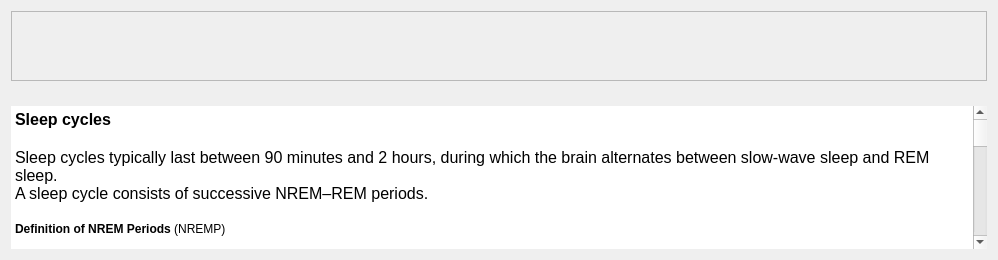
Old version of the form tools/CEAMSTools/SleepCycleExport/SleepCycleDoc/Ui_SleepCycleDoc.ui in the repository SnoozToolbox/snooz-package-ceams.
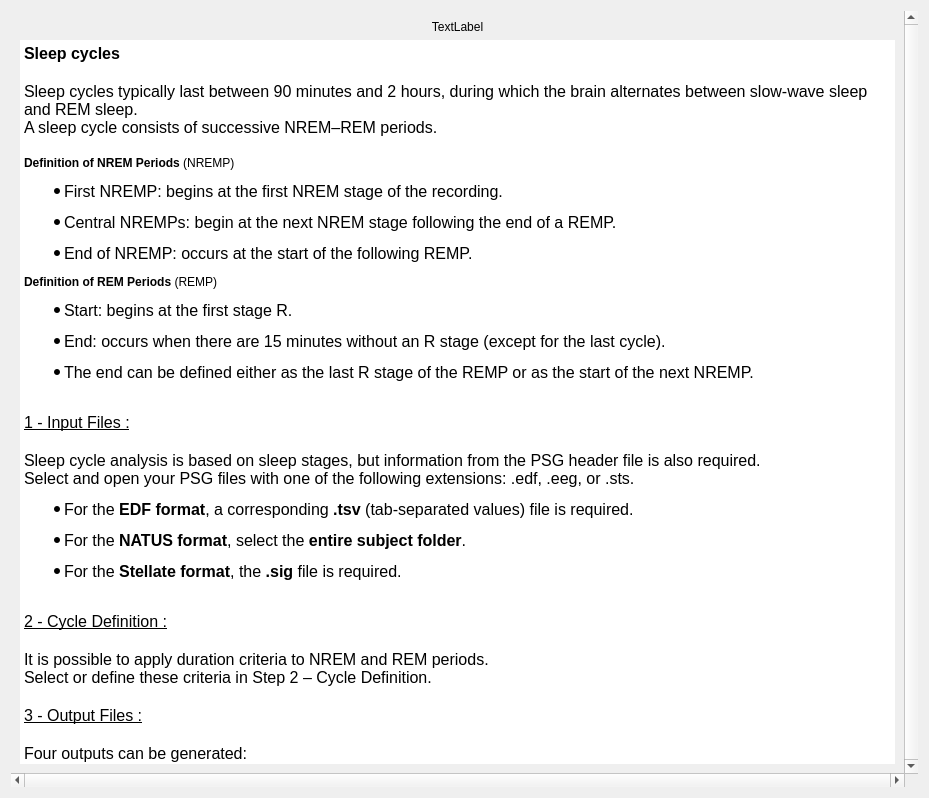
New version of the form.

Commit message: Add hypnogram picture to the Sleep Cycle Exporter tool.

Patch:
```diff
--- a/tools/CEAMSTools/SleepCycleExport/SleepCycleDoc/Ui_SleepCycleDoc.ui
+++ b/tools/CEAMSTools/SleepCycleExport/SleepCycleDoc/Ui_SleepCycleDoc.ui
@@ -6,22 +6,40 @@
    <rect>
     <x>0</x>
     <y>0</y>
-    <width>998</width>
-    <height>260</height>
+    <width>929</width>
+    <height>798</height>
    </rect>
   </property>
+  <property name="maximumSize">
+   <size>
+    <width>16777215</width>
+    <height>16777215</height>
+   </size>
+  </property>
   <property name="windowTitle">
    <string/>
   </property>
   <property name="styleSheet">
    <string>font: 12pt &quot;Roboto&quot;;</string>
   </property>
-  <layout class="QVBoxLayout" name="verticalLayout">
-   <property name="spacing">
-    <number>25</number>
-   </property>
+  <layout class="QVBoxLayout" name="verticalLayout_3">
    <item>
     <widget class="QScrollArea" name="scrollArea">
+     <property name="frameShape">
+      <enum>QFrame::Shape::NoFrame</enum>
+     </property>
+     <property name="frameShadow">
+      <enum>QFrame::Shadow::Plain</enum>
+     </property>
+     <property name="verticalScrollBarPolicy">
+      <enum>Qt::ScrollBarPolicy::ScrollBarAlwaysOn</enum>
+     </property>
+     <property name="horizontalScrollBarPolicy">
+      <enum>Qt::ScrollBarPolicy::ScrollBarAlwaysOn</enum>
+     </property>
+     <property name="sizeAdjustPolicy">
+      <enum>QAbstractScrollArea::SizeAdjustPolicy::AdjustToContents</enum>
+     </property>
      <property name="widgetResizable">
       <bool>true</bool>
      </property>
@@ -30,24 +48,52 @@
        <rect>
         <x>0</x>
         <y>0</y>
-        <width>978</width>
-        <height>54</height>
+        <width>899</width>
+        <height>768</height>
        </rect>
       </property>
+      <property name="sizePolicy">
+       <sizepolicy hsizetype="Preferred" vsizetype="Expanding">
+        <horstretch>0</horstretch>
+        <verstretch>0</verstretch>
+       </sizepolicy>
+      </property>
       <layout class="QVBoxLayout" name="verticalLayout_2">
+       <property name="sizeConstraint">
+        <enum>QLayout::SizeConstraint::SetMaximumSize</enum>
+       </property>
+       <item>
+        <layout class="QVBoxLayout" name="verticalLayout">
+         <property name="sizeConstraint">
+          <enum>QLayout::SizeConstraint::SetMaximumSize</enum>
+         </property>
        <item>
         <widget class="QLabel" name="hypnogram_pic">
+           <property name="sizePolicy">
+            <sizepolicy hsizetype="Preferred" vsizetype="Preferred">
+             <horstretch>0</horstretch>
+             <verstretch>0</verstretch>
+            </sizepolicy>
+           </property>
          <property name="text">
-          <string/>
-         </property>
-        </widget>
-       </item>
-      </layout>
-     </widget>
+            <string>TextLabel</string>
+           </property>
+           <property name="scaledContents">
+            <bool>false</bool>
+           </property>
+           <property name="alignment">
+            <set>Qt::AlignmentFlag::AlignCenter</set>
+           </property>
     </widget>
    </item>
    <item>
     <widget class="QTextBrowser" name="textBrowser">
+           <property name="sizePolicy">
+            <sizepolicy hsizetype="Preferred" vsizetype="Expanding">
+             <horstretch>0</horstretch>
+             <verstretch>0</verstretch>
+            </sizepolicy>
+           </property>
      <property name="frameShape">
       <enum>QFrame::Shape::NoFrame</enum>
      </property>
@@ -57,6 +103,15 @@
      <property name="lineWidth">
       <number>0</number>
      </property>
+           <property name="verticalScrollBarPolicy">
+            <enum>Qt::ScrollBarPolicy::ScrollBarAlwaysOff</enum>
+           </property>
+           <property name="horizontalScrollBarPolicy">
+            <enum>Qt::ScrollBarPolicy::ScrollBarAlwaysOff</enum>
+           </property>
+           <property name="sizeAdjustPolicy">
+            <enum>QAbstractScrollArea::SizeAdjustPolicy::AdjustIgnored</enum>
+           </property>
      <property name="html">
       <string>&lt;!DOCTYPE HTML PUBLIC &quot;-//W3C//DTD HTML 4.0//EN&quot; &quot;http://www.w3.org/TR/REC-html40/strict.dtd&quot;&gt;
 &lt;html&gt;&lt;head&gt;&lt;meta name=&quot;qrichtext&quot; content=&quot;1&quot; /&gt;&lt;meta charset=&quot;utf-8&quot; /&gt;&lt;style type=&quot;text/css&quot;&gt;
@@ -102,6 +157,12 @@
 &lt;li style=&quot; margin-top:12px; margin-bottom:12px; margin-left:0px; margin-right:0px; -qt-block-indent:0; text-indent:0px;&quot;&gt;&lt;span style=&quot; font-weight:700;&quot;&gt;Log file (.txt):&lt;/span&gt;&lt;br /&gt;Summarizes any warnings encountered during cycle delimitation, such as REM period fusion or a sleep onset in REM period (SOREMP).&lt;/li&gt;&lt;/ol&gt;
 &lt;p style=&quot;-qt-paragraph-type:empty; margin-top:0px; margin-bottom:0px; margin-left:0px; margin-right:0px; -qt-block-indent:0; text-indent:0px;&quot;&gt;&lt;br /&gt;&lt;/p&gt;&lt;/body&gt;&lt;/html&gt;</string>
      </property>
+          </widget>
+         </item>
+        </layout>
+       </item>
+      </layout>
+     </widget>
     </widget>
    </item>
   </layout>
```
Lines whose indentation alone changed are shown as unchanged. The commit also changes 6 other files.
